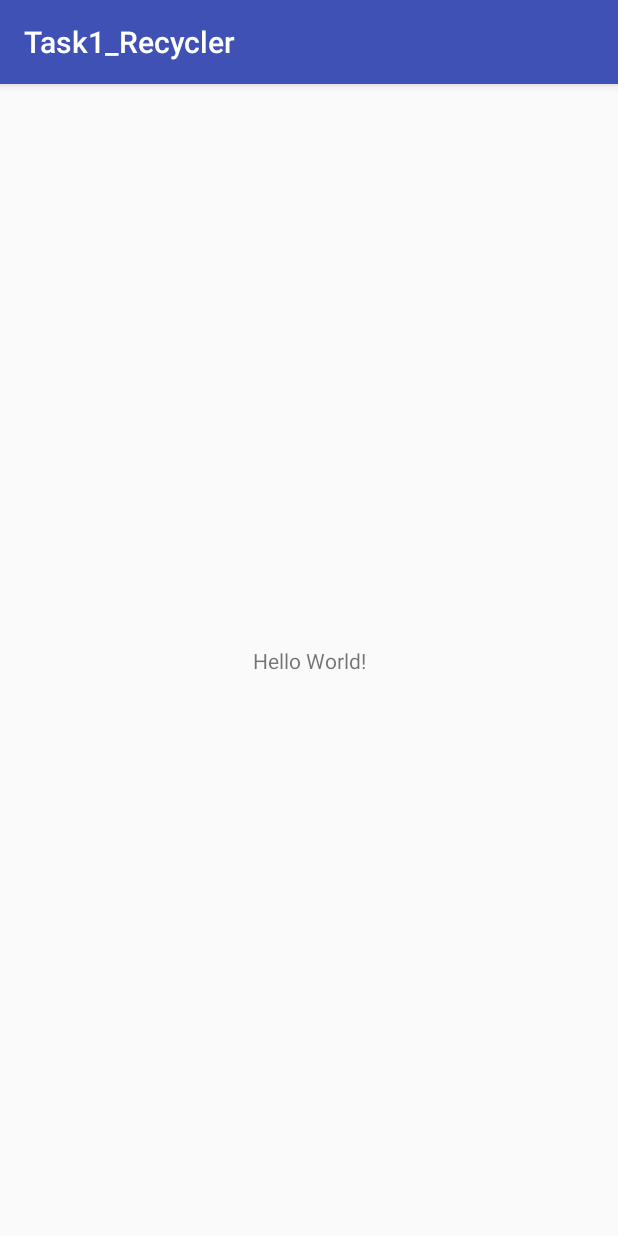
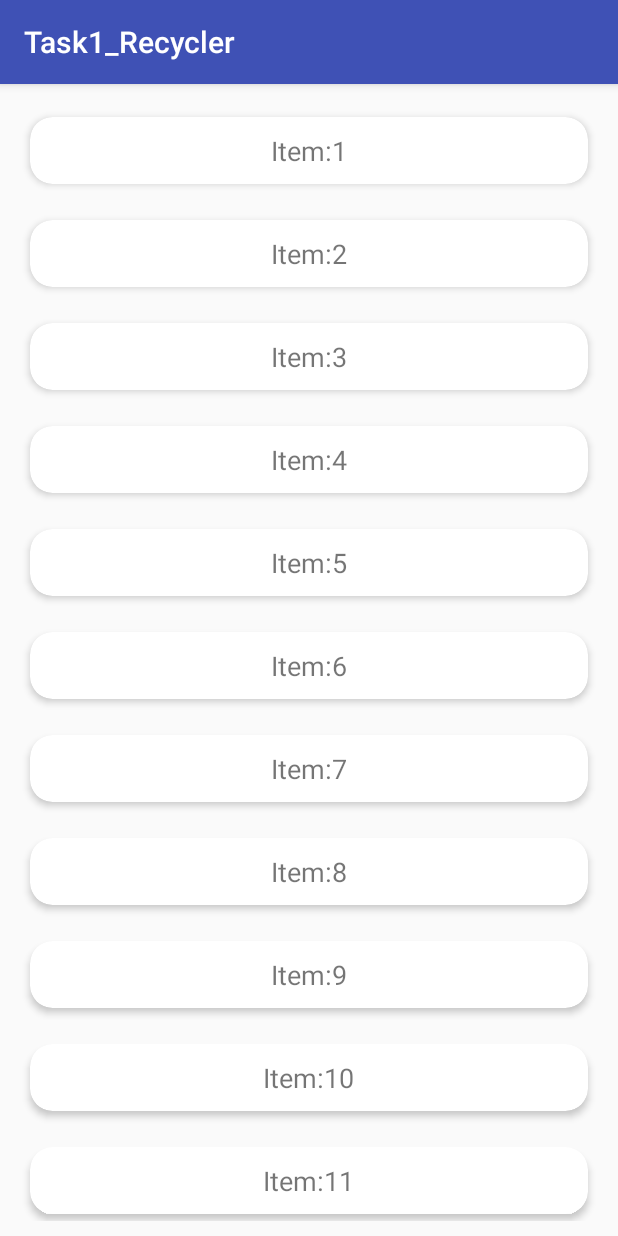
Before and after one commit to Catatonica/Task1_Recycler, an Android app: the screen it shows after launch (MainActivity), on a phone screen of 412 x 824 dp. Run offline under Robolectric (Android 15) with nearby library versions, the phone set to English and light mode, and no system bars.

Commit message:
Add dependencies
Add RecyclerView widget, add dimens.xml, remove ConstraintLayout dependency

Add recycle_view_item.xml

Add RecyclerAdapter class with ItemClickLiatener interface

Add RecyclerView's creation in MainActivity

Add some annotations

CAPDEV-26687: Fixes after review

  - add 'final' modificators
  - delete extra LinearLayout from activity_main.xml
  - fix OnClickListener invokation(move it to onCreateViewHolder() method)
  - fix getting of item position(by holder.getAdapterPosition() method)

```diff
--- a/app/build.gradle
+++ b/app/build.gradle
@@ -16,13 +16,19 @@ android {
             proguardFiles getDefaultProguardFile('proguard-android.txt'), 'proguard-rules.pro'
         }
     }
+    compileOptions {
+        targetCompatibility 1.8
+        sourceCompatibility 1.8
+    }
 }
 
 dependencies {
     implementation fileTree(dir: 'libs', include: ['*.jar'])
-    implementation 'com.android.support:appcompat-v7:27.0.2'
-    implementation 'com.android.support.constraint:constraint-layout:1.0.2'
+    implementation 'com.android.support:appcompat-v7:27.1.1'
+    implementation 'com.android.support:recyclerview-v7:27.1.1'
+    implementation 'com.android.support:cardview-v7:27.1.1'
+    implementation 'com.android.support:design:27.1.1'
     testImplementation 'junit:junit:4.12'
-    androidTestImplementation 'com.android.support.test:runner:1.0.1'
-    androidTestImplementation 'com.android.support.test.espresso:espresso-core:3.0.1'
+    androidTestImplementation 'com.android.support.test:runner:1.0.2'
+    androidTestImplementation 'com.android.support.test.espresso:espresso-core:3.0.2'
 }
--- a/app/src/main/java/com/epam/havina/task1_recycler/MainActivity.java
+++ b/app/src/main/java/com/epam/havina/task1_recycler/MainActivity.java
@@ -1,13 +1,38 @@
 package com.epam.havina.task1_recycler;
 
+import android.support.annotation.NonNull;
 import android.support.v7.app.AppCompatActivity;
 import android.os.Bundle;
+import android.support.v7.widget.LinearLayoutManager;
+import android.support.v7.widget.RecyclerView;
+import android.widget.Toast;
 
-public class MainActivity extends AppCompatActivity {
+/**
+ * RecyclerView with items' callback presentation
+ *
+ * @author Lizaveta Havina
+ * @version 11.10.2018
+ */
+public class MainActivity extends AppCompatActivity implements RecyclerAdapter.ItemClickListener {
+
+    private static final int[] itemsArray = {1, 2, 3, 4, 5, 6, 7, 8, 9, 10, 11, 12};
 
     @Override
-    protected void onCreate(Bundle savedInstanceState) {
+    protected void onCreate(final Bundle savedInstanceState) {
         super.onCreate(savedInstanceState);
         setContentView(R.layout.activity_main);
+
+        setRecyclerView();
+    }
+
+    @Override
+    public void onItemClicked(@NonNull final String itemId) {
+        Toast.makeText(this, itemId + getString(R.string.toast_message), Toast.LENGTH_SHORT).show();
+    }
+
+    private void setRecyclerView() {
+        final RecyclerView recyclerView = findViewById(R.id.recyclerView);
+        recyclerView.setLayoutManager(new LinearLayoutManager(this, LinearLayoutManager.VERTICAL, false));
+        recyclerView.setAdapter(new RecyclerAdapter(this, itemsArray));
     }
 }
--- /dev/null
+++ b/app/src/main/java/com/epam/havina/task1_recycler/RecyclerAdapter.java
@@ -0,0 +1,64 @@
+package com.epam.havina.task1_recycler;
+
+import android.support.annotation.NonNull;
+import android.support.v7.widget.RecyclerView;
+import android.view.LayoutInflater;
+import android.view.View;
+import android.view.ViewGroup;
+import android.widget.TextView;
+
+final class RecyclerAdapter extends RecyclerView.Adapter<RecyclerAdapter.ItemHolder> {
+
+    private final int[] itemsList;
+    private final ItemClickListener listener;
+
+    RecyclerAdapter(@NonNull final ItemClickListener listener,
+                    @NonNull final int[] itemsList) {
+        this.listener = listener;
+        this.itemsList = itemsList.clone();
+    }
+
+    @NonNull
+    @Override
+    public ItemHolder onCreateViewHolder(@NonNull final ViewGroup parent, final int viewType) {
+        final View view = LayoutInflater
+                .from(parent.getContext())
+                .inflate(R.layout.recycler_view_item, parent, false);
+        final RecyclerView.ViewHolder holder = new ItemHolder(view);
+        view.setOnClickListener(v -> {
+            final int adapterPosition = holder.getAdapterPosition();
+            if (adapterPosition != RecyclerView.NO_POSITION) {
+                listener.onItemClicked(String.valueOf(itemsList[adapterPosition]));
+            }
+        });
+
+        return (ItemHolder) holder;
+    }
+
+    @Override
+    public void onBindViewHolder(@NonNull final ItemHolder holder, final int position) {
+        final int adapterPosition = holder.getAdapterPosition();
+        if (adapterPosition != RecyclerView.NO_POSITION) {
+            holder.tvItemId.setText(String.valueOf(itemsList[adapterPosition]));
+        }
+    }
+
+    @Override
+    public int getItemCount() {
+        return itemsList.length;
+    }
+
+    class ItemHolder extends RecyclerView.ViewHolder {
+
+        private final TextView tvItemId;
+
+        ItemHolder(@NonNull final View itemView) {
+            super(itemView);
+            tvItemId = itemView.findViewById(R.id.tvItemId);
+        }
+    }
+
+    interface ItemClickListener {
+        void onItemClicked(@NonNull final String itemId);
+    }
+}
--- a/app/src/main/res/layout/activity_main.xml
+++ b/app/src/main/res/layout/activity_main.xml
@@ -1,18 +1,9 @@
 <?xml version="1.0" encoding="utf-8"?>
-<android.support.constraint.ConstraintLayout xmlns:android="http://schemas.android.com/apk/res/android"
-    xmlns:app="http://schemas.android.com/apk/res-auto"
-    xmlns:tools="http://schemas.android.com/tools"
+
+<android.support.v7.widget.RecyclerView
+    android:id="@+id/recyclerView"
+    android:layout_margin="@dimen/default_margin"
+    xmlns:android="http://schemas.android.com/apk/res/android"
     android:layout_width="match_parent"
     android:layout_height="match_parent"
-    tools:context=".MainActivity">
-
-    <TextView
-        android:layout_width="wrap_content"
-        android:layout_height="wrap_content"
-        android:text="Hello World!"
-        app:layout_constraintBottom_toBottomOf="parent"
-        app:layout_constraintLeft_toLeftOf="parent"
-        app:layout_constraintRight_toRightOf="parent"
-        app:layout_constraintTop_toTopOf="parent" />
-
-</android.support.constraint.ConstraintLayout>
+    android:scrollbars="vertical"/>
--- /dev/null
+++ b/app/src/main/res/layout/recycler_view_item.xml
@@ -0,0 +1,31 @@
+<?xml version="1.0" encoding="utf-8"?>
+<android.support.v7.widget.CardView xmlns:android="http://schemas.android.com/apk/res/android"
+    xmlns:app="http://schemas.android.com/apk/res-auto"
+    android:id="@+id/cvContact"
+    android:layout_width="match_parent"
+    android:layout_height="wrap_content"
+    app:cardCornerRadius="15dp"
+    app:cardElevation="3dp"
+    app:cardMaxElevation="5dp"
+    app:cardUseCompatPadding="true">
+
+    <LinearLayout xmlns:android="http://schemas.android.com/apk/res/android"
+        android:layout_width="match_parent"
+        android:layout_height="wrap_content"
+        android:gravity="center"
+        android:orientation="horizontal"
+        android:padding="@dimen/default_padding">
+
+        <TextView
+            android:layout_width="wrap_content"
+            android:layout_height="wrap_content"
+            android:text="@string/item"
+            android:textSize="@dimen/default_text_size" />
+
+        <TextView
+            android:id="@+id/tvItemId"
+            android:layout_width="wrap_content"
+            android:layout_height="wrap_content"
+            android:textSize="@dimen/default_text_size" />
+    </LinearLayout>
+</android.support.v7.widget.CardView>
--- /dev/null
+++ b/app/src/main/res/values/dimens.xml
@@ -0,0 +1,6 @@
+<?xml version="1.0" encoding="utf-8"?>
+<resources>
+    <dimen name="default_margin">10dp</dimen>
+    <dimen name="default_padding">10dp</dimen>
+    <dimen name="default_text_size">18sp</dimen>
+</resources>
--- a/app/src/main/res/values/strings.xml
+++ b/app/src/main/res/values/strings.xml
@@ -1,3 +1,5 @@
 <resources>
     <string name="app_name">Task1_Recycler</string>
+    <string name="item">Item:</string>
+    <string name="toast_message">" item was touched"</string>
 </resources>
```
